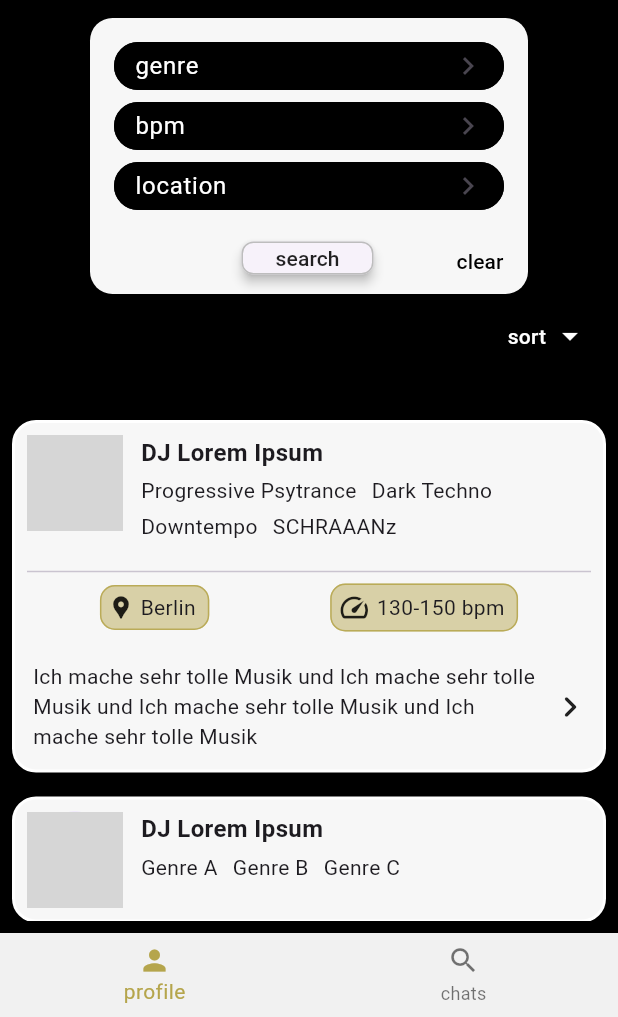
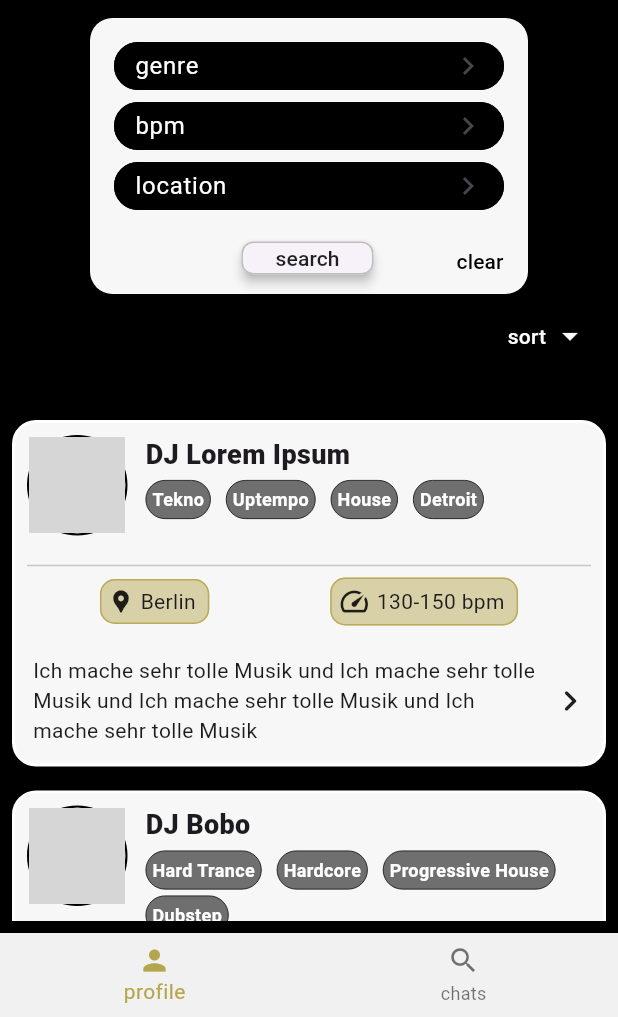
Before and after one commit to b0esche/coding-101, a Flutter app: the screen it shows after launch, after a tap on "DJ Lorem Ipsum", on a phone screen of 412 x 824 dp, the part 219-1236 px from its top. Run offline on Flutter 3.47's test engine with Material 3 defaults, Android fonts, the phone set to English and light mode, and no system bars; network calls fail; grey boxes are pictures that could not be loaded.

Commit message:
impl genre bubbles

```diff
--- /dev/null
+++ b/Flutter/gig_hub/lib/genre_bubble.dart
@@ -0,0 +1,83 @@
+import 'package:flutter/material.dart';
+
+List<String> genres = [
+  "Techno",
+  "Tekno",
+  "Tekk",
+  "Hard Techno",
+  "Hardtekk",
+  "Darktechno",
+  "Melodic Techno",
+  "Industrial",
+  "Schranz",
+  "Peaktime",
+  "Groove / Hardgroove",
+  "Trance",
+  "Hard Trance",
+  "Psytrance",
+  "Progressive Psytrance",
+  "Darkpsy",
+  "Eurotrance",
+  "Uptempo",
+  "Hitech",
+  "Rawstyle",
+  "Hardstyle",
+  "Hardcore",
+  "Frenchcore",
+  "House",
+  "Hardhouse",
+  "Tech House",
+  "Deep House",
+  "G-House",
+  "Minimal",
+  "Progressive House",
+  "Garage",
+  "Speed Garage",
+  "Jungle",
+  "Ragga Jungle",
+  "DnB",
+  "Darkstep",
+  "Ghetto Tech",
+  "Miami Bass",
+  "ACID",
+  "Acid House",
+  "Electro",
+  "Dubstep",
+  "Terror",
+  "Hyperpop",
+  "Gabber",
+  "Synthwave",
+  "Vaporwave",
+  "Trap",
+  "Dub",
+  "Detroit",
+  "Raggatek",
+  "Downtempo",
+];
+
+class GenreBubble extends StatelessWidget {
+  const GenreBubble({required this.genre, super.key});
+  final String genre;
+
+  @override
+  Widget build(BuildContext context) {
+    return Container(
+      decoration: BoxDecoration(
+        borderRadius: BorderRadius.circular(16),
+        border: Border.all(color: Colors.black, width: 0.5),
+        color: Color.fromARGB(140, 0, 0, 0),
+      ),
+      child: Padding(
+        padding: const EdgeInsets.all(4),
+        child: Text(
+          genre,
+          style: TextStyle(
+            fontSize: 12,
+            fontWeight: FontWeight.w700,
+            color: Colors.white,
+          ),
+        ),
+      ),
+    );
+  }
+}
--- a/Flutter/gig_hub/lib/main.dart
+++ b/Flutter/gig_hub/lib/main.dart
@@ -1,5 +1,6 @@
 import 'package:flutter/material.dart';
 import 'package:gig_hub/database_repository.dart';
+import 'package:gig_hub/genre_bubble.dart';
 import 'package:gig_hub/search_function_card.dart';
 import 'package:gig_hub/search_list_tile.dart';
 import 'user.dart';
@@ -25,10 +26,10 @@ class MainApp extends StatelessWidget {
         set2Url: "set2Url",
         info: "info",
         genres: [
-          "Progressive Psytrance",
-          "Dark Techno",
-          "Downtempo",
-          "SCHRAAANz",
+          GenreBubble(genre: genres[1]),
+          GenreBubble(genre: genres[17]),
+          GenreBubble(genre: genres[23]),
+          GenreBubble(genre: genres[49]),
         ],
         bpmMin: 130,
         bpmMax: 150,
@@ -40,64 +41,83 @@ class MainApp extends StatelessWidget {
       ),
       DJ(
         headUrl: "https://picsum.photos/102",
-        city: "Berlin",
-        about: "Moin",
+        city: "Graz",
+        about: "Ich bin der besteste sowieso",
         set1Url: "set1Url",
         set2Url: "set2Url",
         info: "info",
-        genres: ["Genre A", "Genre B", "Genre C"],
-        bpmMin: 130,
-        bpmMax: 150,
+        genres: [
+          GenreBubble(genre: genres[12]),
+          GenreBubble(genre: genres[21]),
+          GenreBubble(genre: genres[29]),
+          GenreBubble(genre: genres[41]),
+        ],
+        bpmMin: 120,
+        bpmMax: 135,
         userId: "abcd",
-        name: "DJ Lorem Ipsum",
+        name: "DJ Bobo",
         email: "loremipsum@email.com",
         userType: UserType.dj,
         repo: repo,
       ),
       DJ(
         headUrl: "https://picsum.photos/103",
-        city: "Berlin",
-        about: "Moin",
+        city: "Hamburg",
+        about: "Diese Worte widme ich Ibrahim",
         set1Url: "set1Url",
         set2Url: "set2Url",
         info: "info",
-        genres: ["Genre A", "Genre B", "Genre C"],
+        genres: [
+          GenreBubble(genre: genres[11]),
+          GenreBubble(genre: genres[0]),
+          GenreBubble(genre: genres[37]),
+          GenreBubble(genre: genres[46]),
+          GenreBubble(genre: genres[6]),
+        ],
         bpmMin: 130,
         bpmMax: 150,
         userId: "abcd",
-        name: "DJ Lorem Ipsum",
+        name: "Claudio Fahihi Montana",
         email: "loremipsum@email.com",
         userType: UserType.dj,
         repo: repo,
       ),
       DJ(
         headUrl: "https://picsum.photos/104",
-        city: "Berlin",
-        about: "Moin",
+        city: "Wuppertal",
+        about: "Da wo ich lege wächst kein Grass mehr ich sach dir dat",
         set1Url: "set1Url",
         set2Url: "set2Url",
         info: "info",
-        genres: ["Genre A", "Genre B", "Genre C"],
-        bpmMin: 130,
-        bpmMax: 150,
+        genres: [
+          GenreBubble(genre: genres[15]),
+          GenreBubble(genre: genres[32]),
+          GenreBubble(genre: genres[33]),
+        ],
+        bpmMin: 140,
+        bpmMax: 170,
         userId: "abcd",
-        name: "DJ Lorem Ipsum",
+        name: "DJ Kanonenkugel",
         email: "loremipsum@email.com",
         userType: UserType.dj,
         repo: repo,
       ),
       DJ(
         headUrl: "https://picsum.photos/105",
-        city: "Berlin",
-        about: "Moin",
+        city: "Wien",
+        about: "Frag besser nicht...",
         set1Url: "set1Url",
         set2Url: "set2Url",
         info: "info",
-        genres: ["Genre A", "Genre B", "Genre C"],
+        genres: [
+          GenreBubble(genre: genres[14]),
+          GenreBubble(genre: genres[24]),
+          GenreBubble(genre: genres[34]),
+        ],
         bpmMin: 130,
         bpmMax: 150,
         userId: "abcd",
-        name: "DJ Lorem Ipsum",
+        name: "Money Boy",
         email: "loremipsum@email.com",
         userType: UserType.dj,
         repo: repo,
@@ -197,16 +217,15 @@ class MainApp extends StatelessWidget {
                       children: [
                         ListView.builder(
                           padding: EdgeInsets.only(top: 24),
-                          shrinkWrap: true,
+
                           itemCount: _usersDJ.length,
                           itemBuilder: (context, index) {
                             DJ currentUser = _usersDJ[index];
                             return SearchListTile(
                               name: currentUser.name,
-                              genres:
-                                  currentUser.genres
-                                      .map((genre) => Text(genre))
-                                      .toList(),
+                              genres: currentUser.genres,
+                              // .map((genre) => GenreBubble(genre)),
+                              // .toList(),
                               image: NetworkImage(currentUser.headUrl),
                               about: currentUser.about,
                               location: currentUser.city,
--- a/Flutter/gig_hub/lib/search_list_tile.dart
+++ b/Flutter/gig_hub/lib/search_list_tile.dart
@@ -1,8 +1,9 @@
 import 'package:flutter/material.dart';
+import 'package:gig_hub/genre_bubble.dart';
 
 class SearchListTile extends StatefulWidget {
   final String name;
-  final List<Text> genres;
+  final List<GenreBubble> genres;
   final NetworkImage image;
   final String about;
   final String location;
@@ -50,7 +51,16 @@ class _SearchListTileState extends State<SearchListTile> {
             Row(
               crossAxisAlignment: CrossAxisAlignment.start,
               children: [
-                CircleAvatar(backgroundImage: widget.image, radius: 32),
+                Container(
+                  decoration: BoxDecoration(
+                    shape: BoxShape.circle,
+                    border: Border.all(color: Colors.black, width: 1.5),
+                  ),
+                  child: CircleAvatar(
+                    backgroundImage: widget.image,
+                    radius: 32,
+                  ),
+                ),
                 const SizedBox(width: 12),
                 Expanded(
                   child: Column(
@@ -59,11 +69,12 @@ class _SearchListTileState extends State<SearchListTile> {
                       Text(
                         widget.name,
                         style: const TextStyle(
-                          fontWeight: FontWeight.bold,
-                          fontSize: 16,
+                          fontWeight: FontWeight.w800,
+                          fontSize: 18,
                         ),
                         overflow: TextOverflow.ellipsis,
                       ),
+
                       const SizedBox(height: 4),
                       Wrap(spacing: 10, runSpacing: 4, children: widget.genres),
                     ],
--- a/Flutter/gig_hub/lib/user.dart
+++ b/Flutter/gig_hub/lib/user.dart
@@ -1,3 +1,5 @@
+import 'package:gig_hub/genre_bubble.dart';
+
 import 'database_repository.dart';
 
 enum UserType { dj, booker }
@@ -30,7 +32,7 @@ class DJ extends User {
   final String set1Url;
   final String set2Url;
   final String info;
-  final List<String> genres;
+  final List<GenreBubble> genres;
   final int bpmMin;
   final int bpmMax;
   final double? rating;
```
